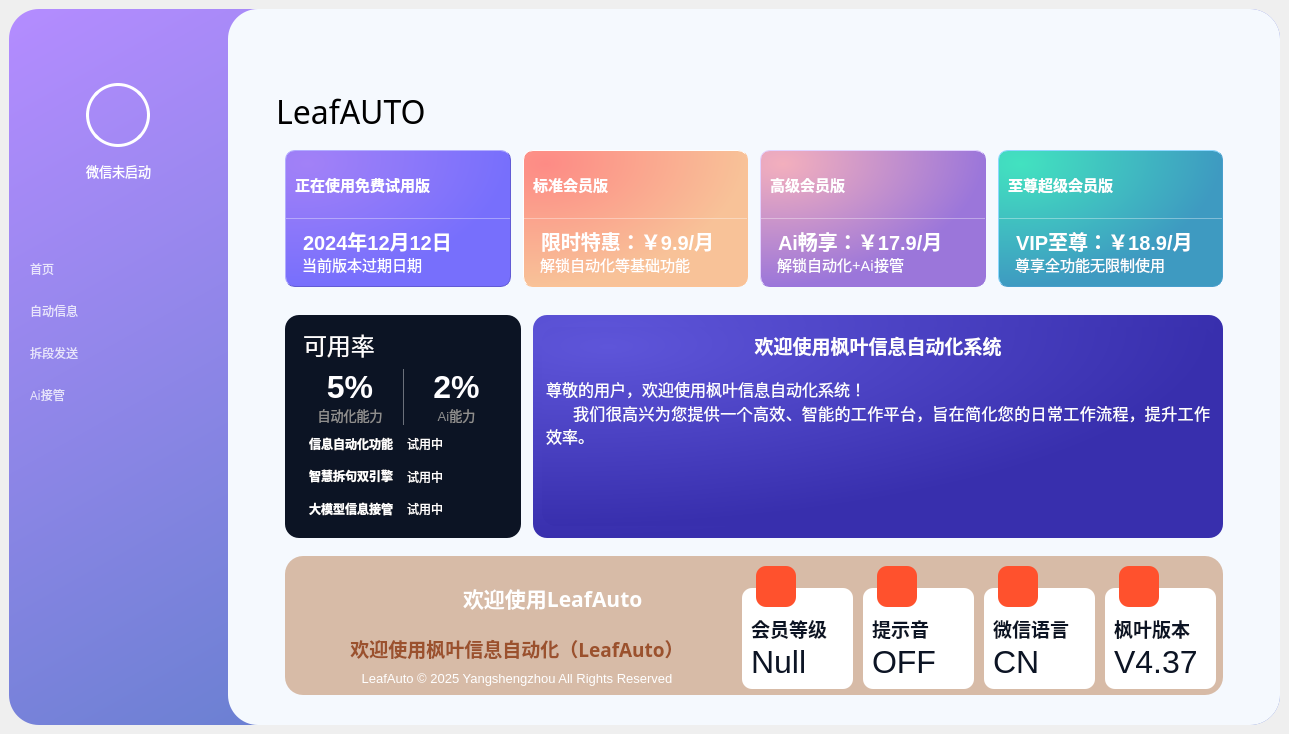
Above: Ui_MainWindow.ui from YangShengzhou03/LeafAuto before the change. Below: the same form after it.
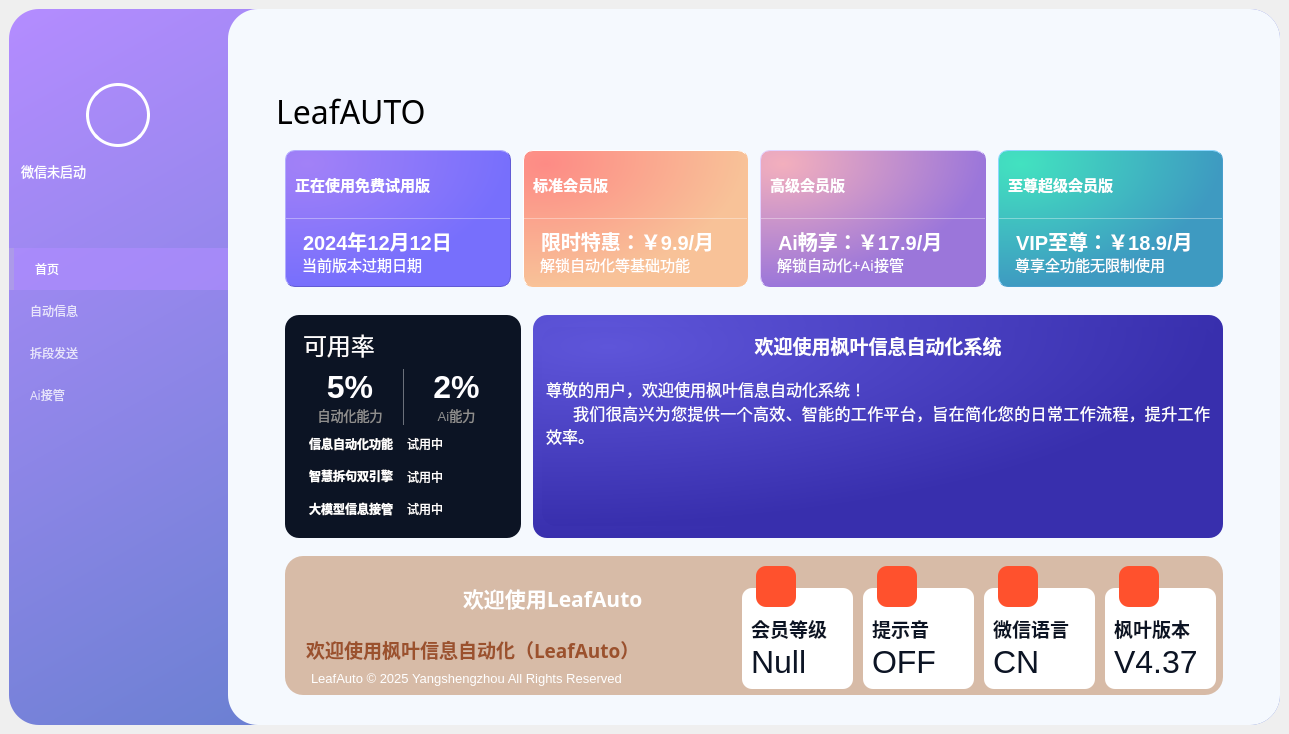
That is the form after the change. Icons and pictures are not drawn.

Commit message: 枫叶信息自动化系统

```diff
--- a/Ui_MainWindow.ui
+++ b/Ui_MainWindow.ui
@@ -200,13 +200,16 @@
                   <property name="font">
                    <font>
                     <family>微软雅黑 Light</family>
+                    <pointsize>10</pointsize>
                    </font>
                   </property>
                   <property name="styleSheet">
-                   <string notr="true"/>
+                   <string notr="true">color: #ffffff;
+font-size: 10pt;
+qproperty-alignment: AlignCenter;</string>
                   </property>
                   <property name="text">
-                   <string>&lt;html&gt;&lt;head/&gt;&lt;body&gt;&lt;p align=&quot;center&quot;&gt;&lt;span style=&quot; font-size:10pt; color:#ffffff;&quot;&gt;微信未启动&lt;/span&gt;&lt;/p&gt;&lt;/body&gt;&lt;/html&gt;</string>
+                   <string>微信未启动</string>
                   </property>
                  </widget>
                 </item>
@@ -267,7 +270,7 @@
 </string>
             </property>
             <property name="currentRow">
-             <number>-1</number>
+             <number>0</number>
             </property>
             <item>
              <property name="text">
@@ -2102,18 +2105,35 @@
                              <property name="font">
                               <font>
                                <family>微软雅黑 Light</family>
-                               <pointsize>9</pointsize>
+                               <pointsize>14</pointsize>
+                               <bold>true</bold>
                               </font>
                              </property>
+                             <property name="styleSheet">
+                              <string notr="true">QLabel {
+    qproperty-alignment: AlignCenter;
+    font-size: 14pt;
+    font-weight: bold;
+    color: #9b512d;
+}</string>
+                             </property>
                              <property name="text">
-                              <string>&lt;html&gt;&lt;head/&gt;&lt;body&gt;&lt;p align=&quot;center&quot;&gt;&lt;span style=&quot; font-size:14pt; font-weight:700; color:#9b512d;&quot;&gt;欢迎使用枫叶信息自动化（LeafAuto）&lt;/span&gt;&lt;/p&gt;&lt;/body&gt;&lt;/html&gt;</string>
+                              <string>欢迎使用枫叶信息自动化（LeafAuto）</string>
                              </property>
                             </widget>
                            </item>
                            <item>
                             <widget class="QLabel" name="label_11">
+                             <property name="styleSheet">
+                              <string notr="true"> QLabel {
+     qproperty-alignment: AlignCenter;
+     font-size: 10pt;
+     color: #ffffff;
+	padding: 2px;
+}</string>
+                             </property>
                              <property name="text">
-                              <string>&lt;html&gt;&lt;head/&gt;&lt;body&gt;&lt;p align=&quot;center&quot;&gt;&lt;span style=&quot; font-size:10pt; color:#ffffff;&quot;&gt;LeafAuto © 2025 Yangshengzhou All Rights Reserved&lt;/span&gt;&lt;/p&gt;&lt;/body&gt;&lt;/html&gt;</string>
+                              <string>LeafAuto © 2025 Yangshengzhou All Rights Reserved</string>
                              </property>
                             </widget>
                            </item>
```
Left out of the diff: 2 changed lines with no effect on the pictures. The commit also changes 2 other files.
